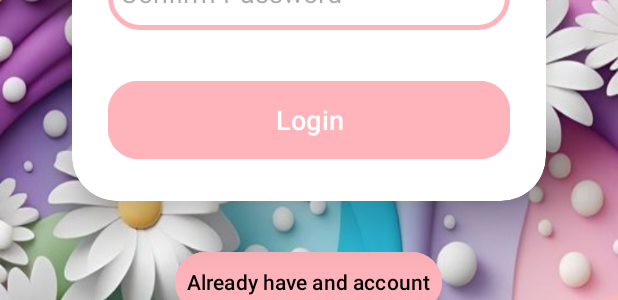
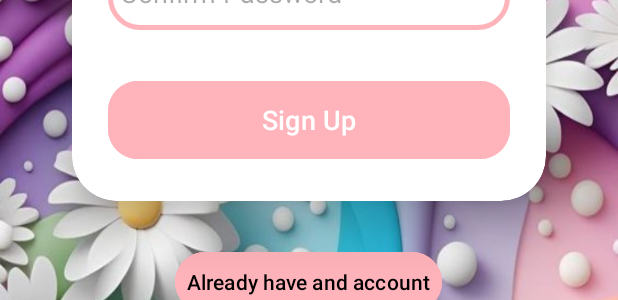
Before and after one commit to chathubandaranayake/To-Do-App, an Android app: the layout activity_sign_up.xml on its own in the app's theme, with its tools: preview values and no code run, on a phone screen of 412 x 824 dp. Shown: the part 678-978 px from the top of the screen. Run offline under Robolectric (Android 15) with nearby library versions, the light colour scheme and no system bars.

Commit message:
Update activity_sign_up.xml

```diff
--- a/app/src/main/res/layout/activity_sign_up.xml
+++ b/app/src/main/res/layout/activity_sign_up.xml
@@ -72,7 +72,7 @@
                 android:layout_width="match_parent"
                 android:layout_height="60dp"
                 android:id="@+id/signup_button"
-                android:text="Login"
+                android:text="Sign Up"
                 android:textSize="18sp"
                 android:layout_marginTop="30dp"
                 android:backgroundTint="@color/pastel_pink"
```
